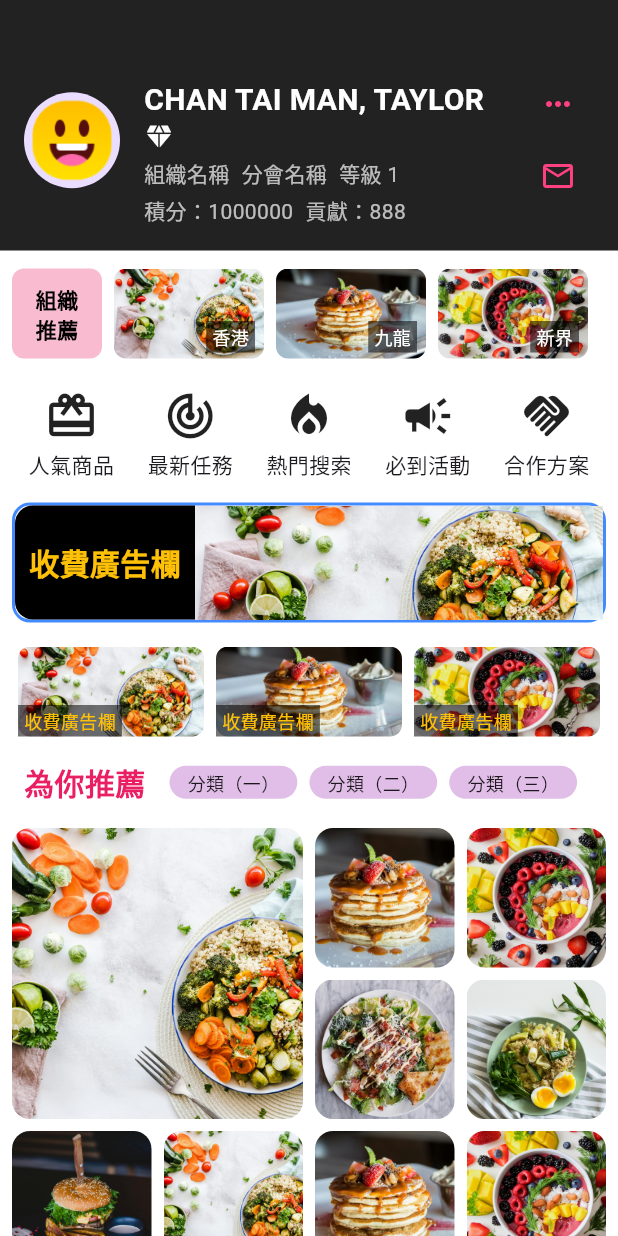
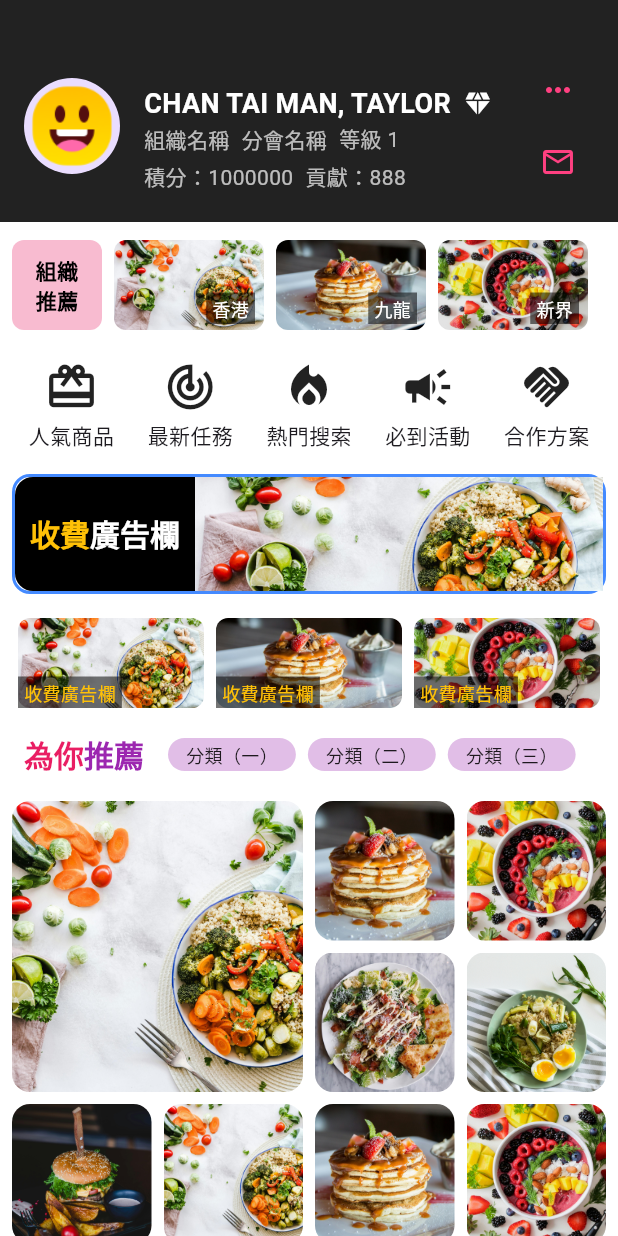
Before and after one commit to wangqiwei66/business_synerthink, a Flutter app: the MallView screen opened directly, on a phone screen of 412 x 824 dp. Run offline on Flutter 3.47's test engine with Material 3 defaults, Android fonts, the phone set to English and light mode, and no system bars; our stand-ins replace auto_size_text, cached_network_image, dio, fl_chart, flutter_animate, flutter_easyloading and 14 more; missing offline and left inert: dart:ffi, flutter_cupertino_datetime_picker, fluwx, jwt_decode, qr_code_scanner; accounts and stored records are empty; Roboto replaces fonts that are missing (PingFang SC).

Commit message:
优化推荐和广告栏文本样式，使用RichText增强可读性；调整用户名称显示方式

```diff
--- a/lib/app/pages/mall_view.dart
+++ b/lib/app/pages/mall_view.dart
@@ -183,11 +183,18 @@ class MallView extends StatelessWidget {
       padding: const EdgeInsets.symmetric(horizontal: 16, vertical: 8),
       child: Row(
         children: [
-          const Text('為你推薦',
+          RichText(
+              text: const TextSpan(
+            text: '為你',
             style: TextStyle(
-                  color: Colors.pink,
-                  fontWeight: FontWeight.bold,
-                  fontSize: 20)),
+                color: Colors.pink, fontWeight: FontWeight.bold, fontSize: 20),
+            children: [
+              TextSpan(
+                text: '推薦',
+                style: TextStyle(color: Colors.purple, fontSize: 20),
+              ),
+            ],
+          )),
           const SizedBox(width: 16),
           Expanded(
             child: SizedBox(
@@ -240,11 +247,20 @@ class MallView extends StatelessWidget {
                 ),
               ),
               alignment: Alignment.center,
-              child: const Text('收費廣告欄',
+              child: RichText(
+                  text: const TextSpan(
+                text: '收費',
                 style: TextStyle(
                     color: Colors.amber,
                     fontWeight: FontWeight.bold,
-                      fontSize: 20)),
+                    fontSize: 20),
+                children: [
+                  TextSpan(
+                      text: '廣告欄',
+                      style: TextStyle(
+                          color: Colors.white, fontWeight: FontWeight.bold)),
+                ],
+              )),
             ),
             Expanded(
               child: Image.asset('assets/img/banner1.jpg', fit: BoxFit.cover),
@@ -350,17 +366,21 @@ class MallView extends StatelessWidget {
                 const SizedBox(
                   height: 16,
                 ),
+                Row(
+                  children: [
                     Text(
                       logic.userName,
                       style: const TextStyle(
                         color: Colors.white,
-                    fontSize: 20,
+                        fontSize: 18,
                         fontWeight: FontWeight.bold,
                       ),
                     ),
                     const SizedBox(width: 8),
                     const Icon(Icons.diamond, color: Colors.white, size: 20),
-                const SizedBox(height: 4),
+                  ],
+                ),
+                // const SizedBox(height: 4),
                 const Row(
                   children: [
                     Text('組織名稱', style: TextStyle(color: Colors.white70)),
```
Lines whose indentation alone changed are shown as unchanged.
